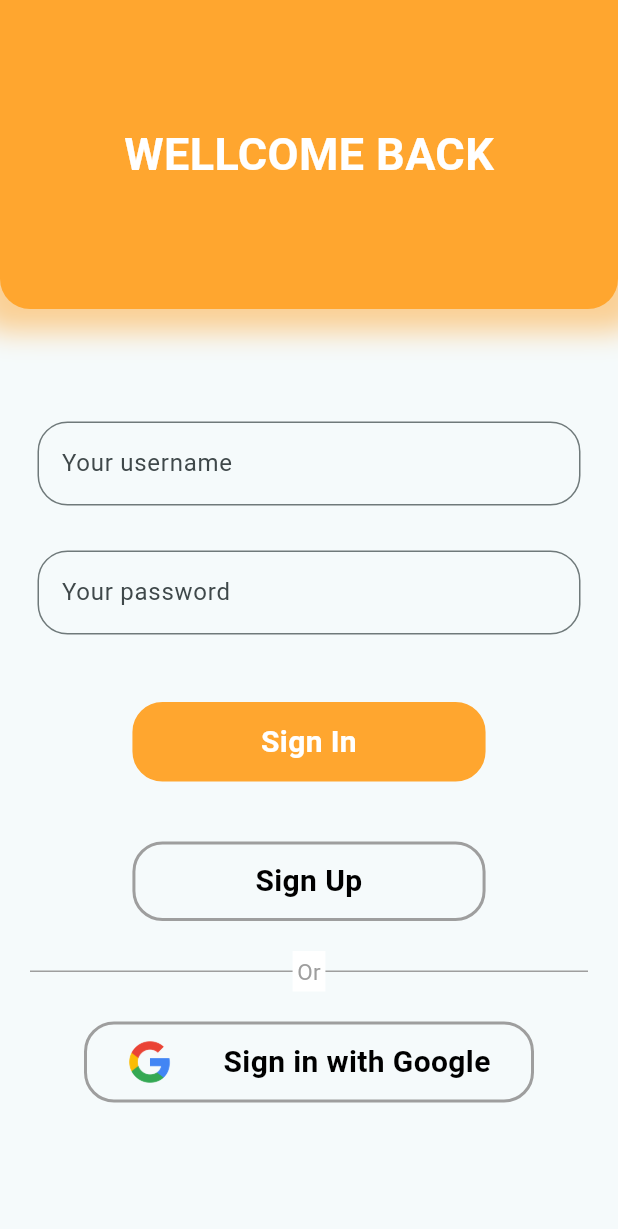
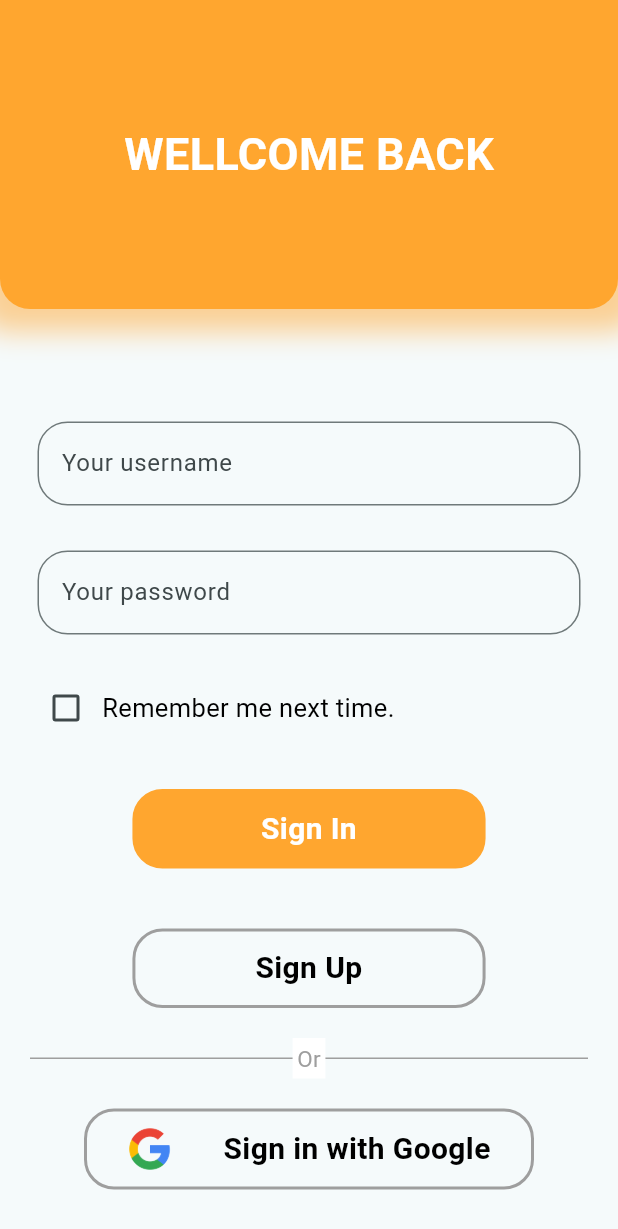
Before and after one commit to Nptp234/mobile_shop_flutter, a Flutter app: the screen it shows after launch, on a phone screen of 412 x 824 dp. Shown: the top 1229 px of the screen. Run offline on Flutter 3.47's test engine with Material 3 defaults, Android fonts, the phone set to English and light mode, and no system bars; our stand-ins replace carousel_slider, dots_indicator, flutter_dotenv, flutter_rating_bar, flutter_rating_stars, flutter_secure_storage and 5 more; missing offline and left inert: animation_search_bar; accounts and stored records are empty.

Commit message:
update small

```diff
--- a/lib/data/api/storage.dart
+++ b/lib/data/api/storage.dart
@@ -6,6 +6,7 @@ final storage = FlutterSecureStorage();
 Future<void> write() async{
   await storage.write(key: 'apiKey', value: dotenv.env['API_KEY']);
   await storage.write(key: 'cohereKey', value: dotenv.env['COHERE_KEY']);
+  await storage.write(key: 'geminiKey', value: dotenv.env['GEMINI_KEY']);
 }
 
 Future<String?> read () async{
@@ -16,6 +17,10 @@ Future<String?> readCohere () async{
   return await storage.read(key: 'cohereKey');
 }
 
+Future<String?> readGemini () async{
+  return await storage.read(key: 'geminiKey');
+}
+
 Future<void> writeUrl(String key, String url) async{
   await storage.write(key: key, value: url);
 }
--- a/lib/data/api/user_api.dart
+++ b/lib/data/api/user_api.dart
@@ -6,6 +6,7 @@ import 'package:http/http.dart' as http;
 import 'package:mobile_shop_flutter/data/api/storage.dart';
 import 'package:mobile_shop_flutter/data/models/user.dart';
 import 'package:mobile_shop_flutter/views/first/signIn.dart';
+import 'package:mobile_shop_flutter/views/first/waiting.dart';
 
 class UserAPI{
 
--- a/lib/data/sqlite/main_sqlite.dart
+++ b/lib/data/sqlite/main_sqlite.dart
@@ -51,6 +51,11 @@ class SQLiteService {
       );
       log('table created: wishlist');
 
+      await db.execute(
+        'create table if not exists user (username text primary key, password text);',
+      );
+      log('table created: user');
+
     }
     catch (e) {
       log('Error creating tables: $e');
--- a/lib/main.dart
+++ b/lib/main.dart
@@ -7,6 +7,7 @@ import 'package:mobile_shop_flutter/state_controller/cart_provider.dart';
 import 'package:mobile_shop_flutter/state_controller/chatbot_provider.dart';
 import 'package:mobile_shop_flutter/state_controller/variant_provider.dart';
 import 'package:mobile_shop_flutter/views/first/signIn.dart';
+import 'package:mobile_shop_flutter/views/first/waiting.dart';
 import 'package:provider/provider.dart';
 
 void main() async{
@@ -21,6 +22,7 @@ String baseUrl = 'https://api.airtable.com/v0';
 writeData() async{
   await write();
   await writeUrl('cohereUrl', 'https://api.cohere.ai/generate');
+  await writeUrl('geminiUrl', 'https://api.gemini.com/v1');
   await writeUrl('userUrl', '$baseUrl/${dotenv.env['BASE_ID']}/${dotenv.env['CUSTOMERS_TABLE']}');
   await writeUrl('bannerUrl', '$baseUrl/${dotenv.env['BASE_ID']}/${dotenv.env['BANNERS_TABLE']}');
   await writeUrl('categoryUrl', '$baseUrl/${dotenv.env['BASE_ID']}/${dotenv.env['CATEGORY_TABLE']}');
@@ -49,7 +51,7 @@ class MainApp extends StatelessWidget {
           useMaterial3: true,
           textTheme: GoogleFonts.robotoTextTheme(),
         ),
-        home: const SignIn()
+        home: const WaitingPage()
       ),
     );
   }
--- a/lib/models/chatbot_item.dart
+++ b/lib/models/chatbot_item.dart
@@ -35,7 +35,7 @@ class _ChatbotItem extends State<ChatbotItem>{
               borderRadius: BorderRadius.circular(10),
             ),
 
-            child: widget.chatbot.username=='Cohere'?
+            child: widget.chatbot.username=='Gemini'?
               Image.asset('assets/logo_icon/cohere_icon.png', fit: BoxFit.cover,):
               Image.network(user.imgUrl!, fit: BoxFit.cover,)
           ),
--- a/lib/models/drawner.dart
+++ b/lib/models/drawner.dart
@@ -5,6 +5,7 @@ import 'package:mobile_shop_flutter/data/models/user.dart';
 import 'package:mobile_shop_flutter/models/const.dart';
 import 'package:mobile_shop_flutter/views/cart/my_order.dart';
 import 'package:mobile_shop_flutter/views/first/signIn.dart';
+import 'package:mobile_shop_flutter/views/first/waiting.dart';
 // import 'package:mobile_shop_flutter/models/const.dart';
 // import 'package:mobile_shop_flutter/models/list_settings.dart';
 import 'package:mobile_shop_flutter/views/second/account_center.dart';
@@ -64,7 +65,7 @@ class _DrawnerCustomState extends State<DrawnerCustom> {
                 gotoWidget: const WishlistPage(),
               ),
               _TitleMenuItem(
-                title: 'Cohere Chatbot',
+                title: 'Gemini Chatbot',
                 icon: Icons.support_agent,
                 gotoWidget: const SupportPage(),
               ),
--- a/lib/views/first/signIn.dart
+++ b/lib/views/first/signIn.dart
@@ -1,6 +1,8 @@
 
 import 'package:flutter/material.dart';
 import 'package:mobile_shop_flutter/data/api/user_api.dart';
+import 'package:mobile_shop_flutter/data/models/user.dart';
+import 'package:mobile_shop_flutter/data/sqlite/user_sqlite.dart';
 import 'package:mobile_shop_flutter/models/bottom_menu.dart';
 import 'package:mobile_shop_flutter/models/const.dart';
 import 'package:mobile_shop_flutter/views/first/signUp.dart';
@@ -20,6 +22,8 @@ class _SignIn extends State<SignIn>{
   TextEditingController passWord = TextEditingController();
 
   final userAPI = UserAPI();
+  final user = User();
+  UserSqlite userSqlite = UserSqlite();
 
   @override
   void initState() {
@@ -78,7 +82,10 @@ class _SignIn extends State<SignIn>{
 
         children: [
           _inputFieldColumn(),
-          const SizedBox(height: 20,),
+          const SizedBox(height: 10,),
+
+          //save user
+          _saveCheck(),
 
           //button
           _signInBtn(context),
@@ -103,6 +110,32 @@ class _SignIn extends State<SignIn>{
     );
   }
 
+  bool _isCheck = false;
+
+  Widget _saveCheck(){
+    return Container(
+      width: double.infinity,
+      margin: const EdgeInsets.only(left: 10),
+      padding: const EdgeInsets.all(10),
+
+      child: Row(
+        mainAxisAlignment: MainAxisAlignment.start,
+        crossAxisAlignment: CrossAxisAlignment.center,
+
+        children: [
+          Checkbox(
+            value: _isCheck,
+            onChanged: (value) => setState(() {
+              _isCheck = value!;
+            })
+          ),
+
+          const Text('Remember me next time.', style: TextStyle(color: Colors.black, fontSize: 17, fontWeight: FontWeight.normal),)
+        ],
+      ),
+    );
+  }
+
   bool _isLoading = false;
 
   Widget _signInBtn(BuildContext context){
@@ -117,6 +150,7 @@ class _SignIn extends State<SignIn>{
           setState(() {
             _isLoading=false;
           });
+          if(_isCheck){await userSqlite.addUser(userName.text, passWord.text);}
           // ignore: use_build_context_synchronously
           Navigator.push(context, MaterialPageRoute(builder: (context) => const HomePage()));
         }else{
@@ -129,7 +163,7 @@ class _SignIn extends State<SignIn>{
       },
 
       child: Container(
-        width: MediaQuery.of(context).size.width/1.75,
+        width: getMainWidth(context)/1.75,
         margin: const EdgeInsets.all(20),
         padding: const EdgeInsets.all(10),
 
--- a/lib/views/second/home.dart
+++ b/lib/views/second/home.dart
@@ -138,9 +138,9 @@ class _HomePage extends State<HomePage> {
                         suffixIcon: IconButton(
                           onPressed: () {},
                           icon: const Icon(
-                            Icons.sort,
-                            color: Colors.black,
-                            size: 25,
+                            Icons.image_search,
+                            color: Colors.grey,
+                            size: 30,
                           ),
                         ),
                         border: OutlineInputBorder(
--- a/pubspec.yaml
+++ b/pubspec.yaml
@@ -27,6 +27,7 @@ dependencies:
   path: ^1.9.0
   path_provider: ^2.1.4
   google_fonts: ^6.2.1
+  google_generative_ai: ^0.4.5
 
 dev_dependencies:
   flutter_test:
```
Also changed, not shown: lib/data/api/api.dart (+19 -12 lines), lib/data/api/chatbot_api.dart (+27 -2 lines), lib/data/sqlite/user_sqlite.dart (added, +31 -0 lines), lib/views/detail/product_detail.dart (+135 -110 lines), lib/views/first/waiting.dart (added, +97 -0 lines), lib/views/second/search.dart (added, +18 -0 lines), lib/views/second/support.dart (+6 -5 lines), assets/logo_icon/logo.png (added), pubspec.lock, 1 other file.
